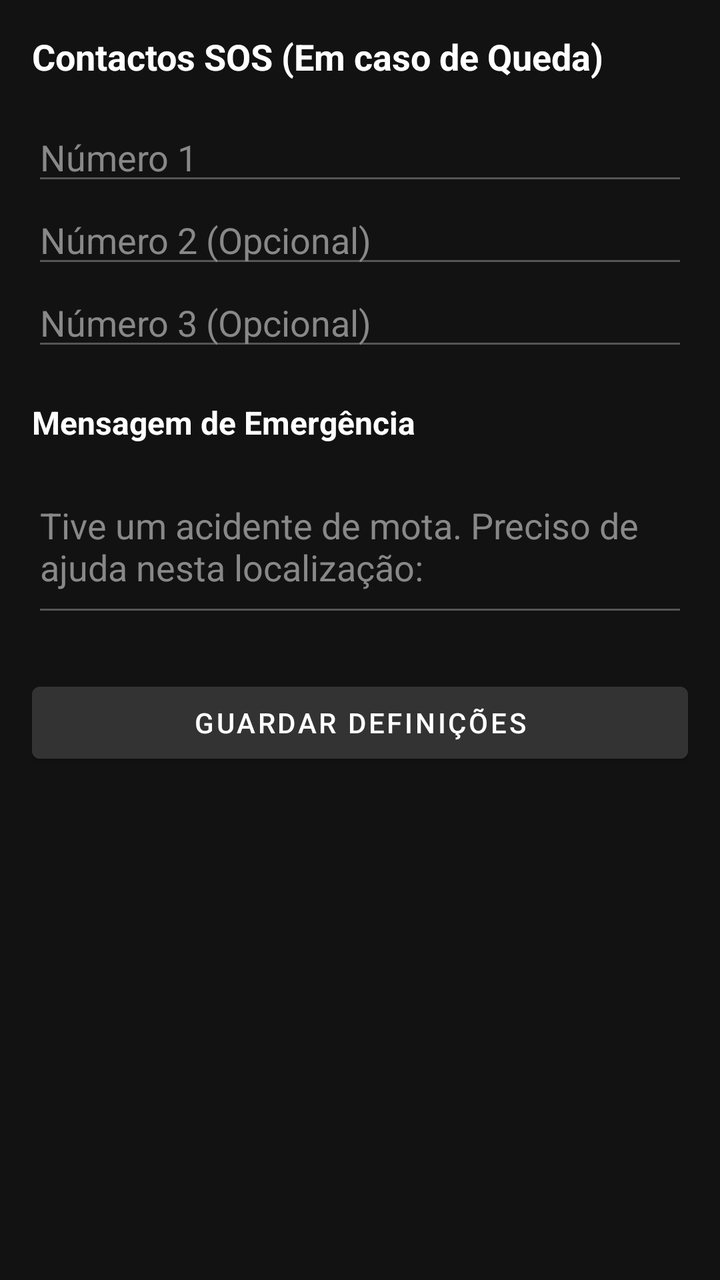
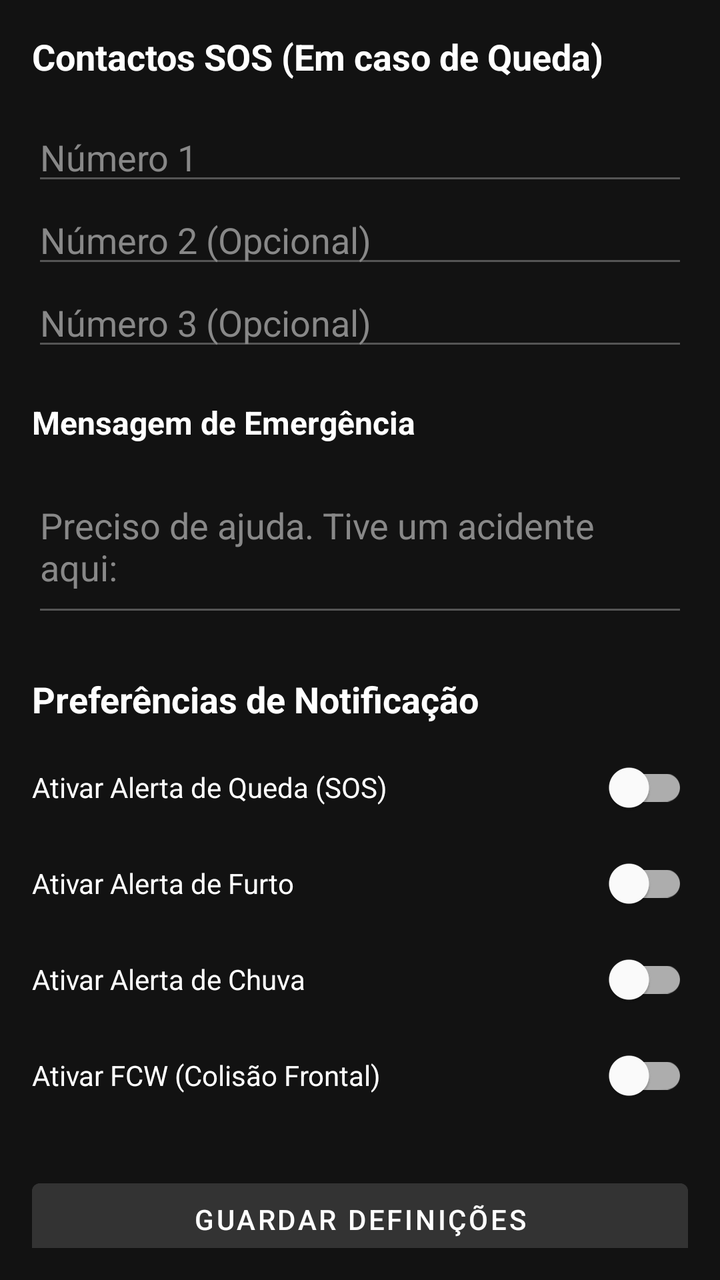

Compare the two renders of this Android layout. The source of the first and the diff that turns it into the second are given below.
<!-- AndroidManifest.xml: application theme Theme.RiderIoT -->
<!-- res/layout/fragment_settings.xml -->
<?xml version="1.0" encoding="utf-8"?>
<ScrollView xmlns:android="http://schemas.android.com/apk/res/android"
    android:layout_width="match_parent"
    android:layout_height="match_parent"
    android:background="#121212"
    android:padding="16dp">

    <LinearLayout
        android:layout_width="match_parent"
        android:layout_height="wrap_content"
        android:orientation="vertical">

        <TextView
            android:layout_width="wrap_content"
            android:layout_height="wrap_content"
            android:text="Contactos SOS (Em caso de Queda)"
            android:textColor="#FFFFFF"
            android:textStyle="bold"
            android:textSize="18sp"
            android:layout_marginBottom="16dp"/>

        <EditText
            android:id="@+id/etPhone1"
            android:layout_width="match_parent"
            android:layout_height="wrap_content"
            android:hint="Número 1"
            android:textColor="#FFFFFF"
            android:textColorHint="#888888"
            android:inputType="phone"
            android:backgroundTint="#555555"/>

        <EditText
            android:id="@+id/etPhone2"
            android:layout_width="match_parent"
            android:layout_height="wrap_content"
            android:hint="Número 2 (Opcional)"
            android:textColor="#FFFFFF"
            android:textColorHint="#888888"
            android:inputType="phone"
            android:backgroundTint="#555555"/>

        <EditText
            android:id="@+id/etPhone3"
            android:layout_width="match_parent"
            android:layout_height="wrap_content"
            android:hint="Número 3 (Opcional)"
            android:textColor="#FFFFFF"
            android:textColorHint="#888888"
            android:inputType="phone"
            android:backgroundTint="#555555"/>

        <TextView
            android:layout_width="wrap_content"
            android:layout_height="wrap_content"
            android:text="Mensagem de Emergência"
            android:textColor="#FFFFFF"
            android:textStyle="bold"
            android:textSize="16sp"
            android:layout_marginTop="20dp"
            android:layout_marginBottom="8dp"/>

        <EditText
            android:id="@+id/etSosMessage"
            android:layout_width="match_parent"
            android:layout_height="wrap_content"
            android:hint="Tive um acidente de mota. Preciso de ajuda nesta localização: "
            android:textColor="#FFFFFF"
            android:textColorHint="#888888"
            android:inputType="textMultiLine"
            android:lines="3"
            android:backgroundTint="#555555"/>

        <Button
            android:id="@+id/btnSaveSettings"
            android:layout_width="match_parent"
            android:layout_height="wrap_content"
            android:text="Guardar Definições"
            android:layout_marginTop="24dp"
            android:backgroundTint="#333333"
            android:textColor="#FFFFFF"/>

    </LinearLayout>
</ScrollView>
<!-- resources referenced by this layout -->
<resources>
  <style name="Theme.RiderIoT" parent="Theme.MaterialComponents.DayNight.NoActionBar">
          <item name="colorPrimary">@color/white</item>
          <item name="colorPrimaryVariant">@color/white</item>
          <item name="colorSecondary">@color/white</item>
          <item name="colorSecondaryVariant">@color/white</item>
          <item name="colorOnPrimary">@color/white</item>
      </style>
  <color name="white">#FFFFFFFF</color>
</resources>

<!-- the commit's change to res/layout/fragment_settings.xml (unified diff, before → after) -->
@@ -63,12 +63,50 @@
             android:id="@+id/etSosMessage"
             android:layout_width="match_parent"
             android:layout_height="wrap_content"
-            android:hint="Tive um acidente de mota. Preciso de ajuda nesta localização: "
+            android:hint="Preciso de ajuda. Tive um acidente aqui: "
             android:textColor="#FFFFFF"
             android:textColorHint="#888888"
             android:inputType="textMultiLine"
             android:lines="3"
             android:backgroundTint="#555555"/>
+
+        <TextView
+            android:layout_width="wrap_content"
+            android:layout_height="wrap_content"
+            android:text="Preferências de Notificação"
+            android:textColor="#FFFFFF"
+            android:textStyle="bold"
+            android:textSize="18sp"
+            android:layout_marginTop="24dp"
+            android:layout_marginBottom="8dp"/>
+
+        <com.google.android.material.switchmaterial.SwitchMaterial
+            android:id="@+id/swAlertFall"
+            android:layout_width="match_parent"
+            android:layout_height="wrap_content"
+            android:text="Ativar Alerta de Queda (SOS)"
+            android:textColor="#FFFFFF"/>
+
+        <com.google.android.material.switchmaterial.SwitchMaterial
+            android:id="@+id/swAlertTheft"
+            android:layout_width="match_parent"
+            android:layout_height="wrap_content"
+            android:text="Ativar Alerta de Furto"
+            android:textColor="#FFFFFF"/>
+
+        <com.google.android.material.switchmaterial.SwitchMaterial
+            android:id="@+id/swAlertRain"
+            android:layout_width="match_parent"
+            android:layout_height="wrap_content"
+            android:text="Ativar Alerta de Chuva"
+            android:textColor="#FFFFFF"/>
+
+        <com.google.android.material.switchmaterial.SwitchMaterial
+            android:id="@+id/swAlertFcw"
+            android:layout_width="match_parent"
+            android:layout_height="wrap_content"
+            android:text="Ativar FCW (Colisão Frontal)"
+            android:textColor="#FFFFFF"/>
 
         <Button
             android:id="@+id/btnSaveSettings"
